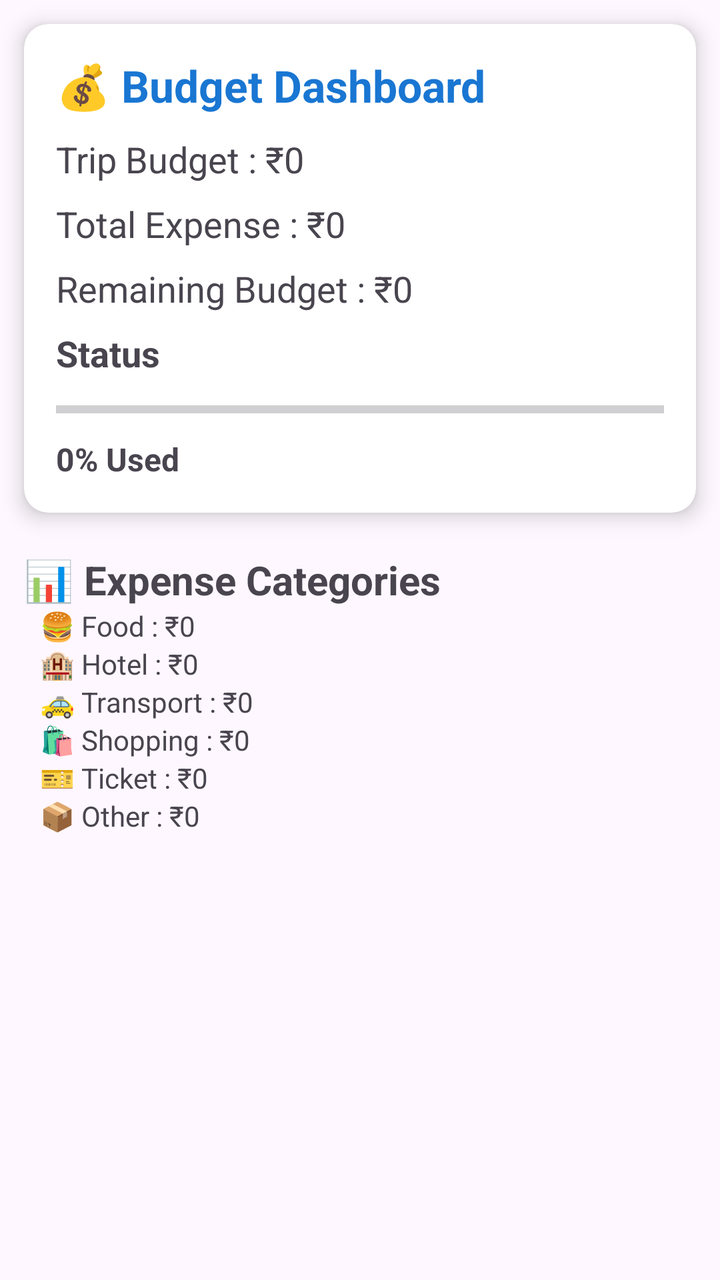
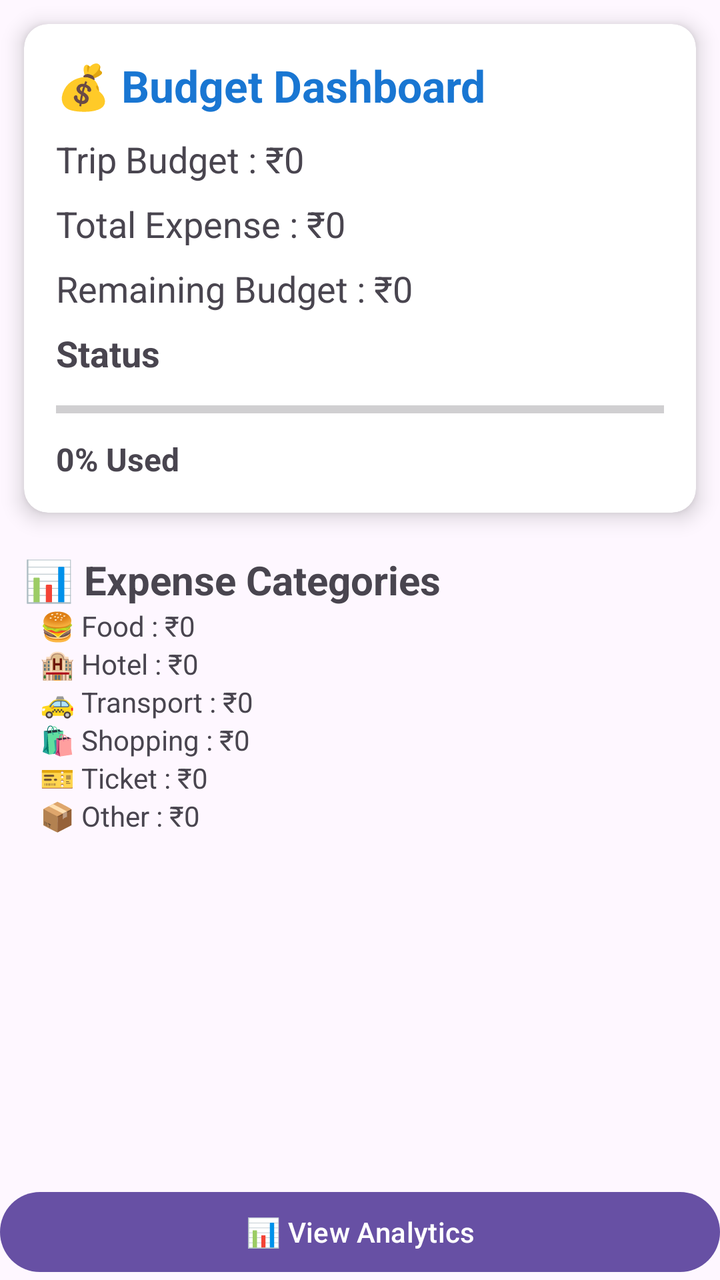

An Android layout rendered at two revisions. The XML below is the earlier revision; the diff shows what the commit changed to produce the second picture.
<!-- AndroidManifest.xml: application theme Theme.AITravelPlanner -->
<!-- res/layout/activity_expense_history.xml -->
<?xml version="1.0" encoding="utf-8"?>
<LinearLayout
    xmlns:android="http://schemas.android.com/apk/res/android"
    xmlns:app="http://schemas.android.com/apk/res-auto"
    android:layout_width="match_parent"
    android:layout_height="match_parent"
    android:orientation="vertical">

    <androidx.cardview.widget.CardView
        android:layout_width="match_parent"
        android:layout_height="wrap_content"
        android:layout_margin="12dp"
        app:cardCornerRadius="12dp"
        app:cardElevation="6dp">

        <LinearLayout
            android:layout_width="match_parent"
            android:layout_height="wrap_content"
            android:orientation="vertical"
            android:padding="16dp">

            <TextView
                android:layout_width="wrap_content"
                android:layout_height="wrap_content"
                android:text="💰 Budget Dashboard"
                android:textStyle="bold"
                android:textSize="22sp"
                android:textColor="#1976D2"/>

            <TextView
                android:id="@+id/tvBudget"
                android:layout_width="wrap_content"
                android:layout_height="wrap_content"
                android:text="Trip Budget : ₹0"
                android:textSize="18sp"
                android:layout_marginTop="10dp"/>

            <TextView
                android:id="@+id/tvTotalExpense"
                android:layout_width="wrap_content"
                android:layout_height="wrap_content"
                android:text="Total Expense : ₹0"
                android:textSize="18sp"
                android:layout_marginTop="8dp"/>

            <TextView
                android:id="@+id/tvRemainingBudget"
                android:layout_width="wrap_content"
                android:layout_height="wrap_content"
                android:text="Remaining Budget : ₹0"
                android:textSize="18sp"
                android:layout_marginTop="8dp"/>

            <TextView
                android:id="@+id/tvBudgetStatus"
                android:layout_width="wrap_content"
                android:layout_height="wrap_content"
                android:text="Status"
                android:textStyle="bold"
                android:textSize="18sp"
                android:layout_marginTop="8dp"/>

            <ProgressBar
                android:id="@+id/progressBudget"
                style="?android:attr/progressBarStyleHorizontal"
                android:layout_width="match_parent"
                android:layout_height="12dp"
                android:max="100"
                android:layout_marginTop="10dp"/>

            <TextView
                android:id="@+id/tvProgress"
                android:layout_width="wrap_content"
                android:layout_height="wrap_content"
                android:text="0% Used"
                android:textStyle="bold"
                android:textSize="16sp"
                android:layout_marginTop="8dp"/>

        </LinearLayout>

    </androidx.cardview.widget.CardView>
    <TextView
        android:layout_width="wrap_content"
        android:layout_height="wrap_content"
        android:text="📊 Expense Categories"
        android:textStyle="bold"
        android:textSize="20sp"
        android:layout_marginStart="12dp"
        android:layout_marginTop="8dp"/>

    <TextView
        android:id="@+id/tvFood"
        android:layout_width="wrap_content"
        android:layout_height="wrap_content"
        android:text="🍔 Food : ₹0"
        android:layout_marginStart="20dp"/>

    <TextView
        android:id="@+id/tvHotel"
        android:layout_width="wrap_content"
        android:layout_height="wrap_content"
        android:text="🏨 Hotel : ₹0"
        android:layout_marginStart="20dp"/>

    <TextView
        android:id="@+id/tvTransport"
        android:layout_width="wrap_content"
        android:layout_height="wrap_content"
        android:text="🚕 Transport : ₹0"
        android:layout_marginStart="20dp"/>

    <TextView
        android:id="@+id/tvShopping"
        android:layout_width="wrap_content"
        android:layout_height="wrap_content"
        android:text="🛍 Shopping : ₹0"
        android:layout_marginStart="20dp"/>

    <TextView
        android:id="@+id/tvTicket"
        android:layout_width="wrap_content"
        android:layout_height="wrap_content"
        android:text="🎫 Ticket : ₹0"
        android:layout_marginStart="20dp"/>

    <TextView
        android:id="@+id/tvOther"
        android:layout_width="wrap_content"
        android:layout_height="wrap_content"
        android:text="📦 Other : ₹0"
        android:layout_marginStart="20dp"/>

    <androidx.recyclerview.widget.RecyclerView
        android:id="@+id/recyclerExpense"
        android:layout_width="match_parent"
        android:layout_height="0dp"
        android:layout_weight="1"
        android:padding="8dp"/>

</LinearLayout>
<!-- resources referenced by this layout -->
<resources>
  <style name="Theme.AITravelPlanner" parent="Base.Theme.AITravelPlanner" />
  <style name="Base.Theme.AITravelPlanner" parent="Theme.Material3.DayNight.NoActionBar">
          
          
      </style>
</resources>

<!-- the commit's change to res/layout/activity_expense_history.xml (unified diff, before → after) -->
@@ -138,4 +138,10 @@
         android:layout_weight="1"
         android:padding="8dp"/>
 
+    <Button
+        android:id="@+id/btnAnalytics"
+        android:layout_width="match_parent"
+        android:layout_height="wrap_content"
+        android:text="📊 View Analytics"/>
+
 </LinearLayout>
